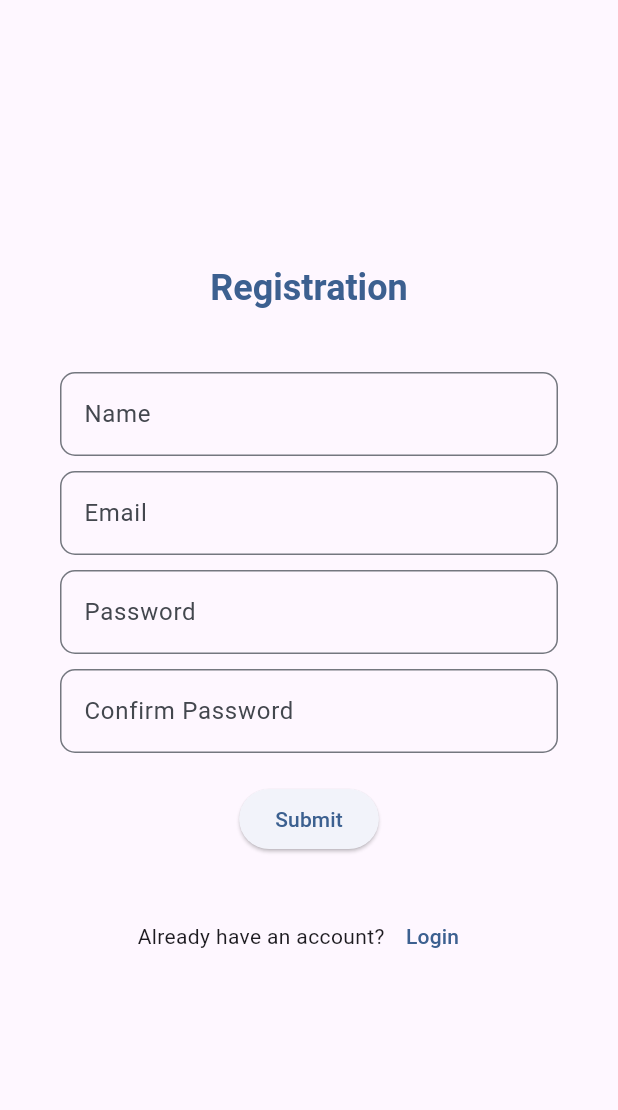
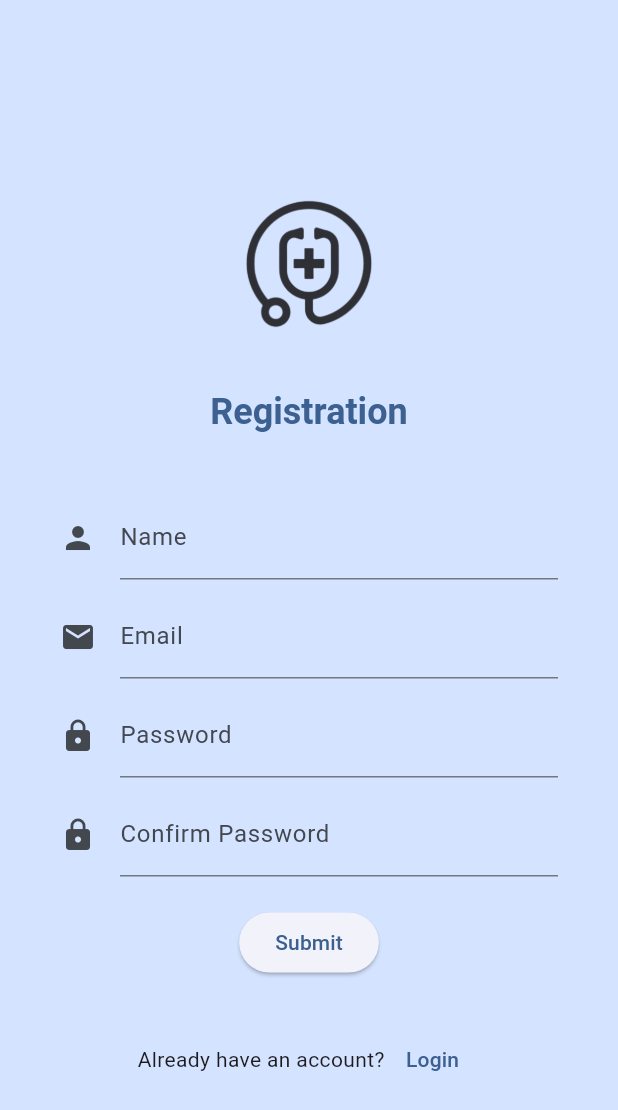
Before and after one commit to DarpanNeve/S-MPLE_2.4.2, a Flutter app: the screen it shows after launch, after a tap on "Register now", on a phone screen of 412 x 824 dp. Shown: the top 1110 px of the screen. Run offline on Flutter 3.47's test engine with Material 3 defaults, Android fonts, the phone set to English and light mode, and no system bars; our stand-ins replace awesome_notifications, bloc, cloud_firestore, equatable, file_picker, firebase_auth and 9 more; missing offline and left inert: flutter_config, videosdk; accounts and stored records are empty; network calls fail.

Commit message:
notification done

```diff
--- a/lib/main.dart
+++ b/lib/main.dart
@@ -1,6 +1,8 @@
+import 'package:awesome_notifications/awesome_notifications.dart';
 import 'package:firebase_core/firebase_core.dart';
 import 'package:flutter/material.dart';
 import 'package:flutter_config/flutter_config.dart';
+import 'package:medi_connect/src/feature/fcm/notification_initialiser.dart';
 import 'package:medi_connect/src/feature/login/auth_service.dart';
 import 'package:medi_connect/src/utils/theme_data.dart';
 import 'firebase_options.dart';
@@ -8,6 +10,7 @@ import 'package:location/location.dart';
 void main() async{
   WidgetsFlutterBinding.ensureInitialized();
   await FlutterConfig.loadEnvVariables();
+  await notification().notificationInitialiser();
   await Firebase.initializeApp(
     options: DefaultFirebaseOptions.currentPlatform,
   );
@@ -38,8 +41,27 @@ void main() async{
   runApp(const MyApp());
 }
 
-class MyApp extends StatelessWidget {
+class MyApp extends StatefulWidget {
   const MyApp({super.key});
+
+  @override
+  State<MyApp> createState() => _MyAppState();
+}
+
+class _MyAppState extends State<MyApp> {
+  @override
+  void initState() {
+    // TODO: implement initState
+    AwesomeNotifications().isNotificationAllowed().then((isAllowed) {
+      if (!isAllowed) {
+        // This is just a basic example. For real apps, you must show some
+        // friendly dialog box before call the request method.
+        // This is very important to not harm the user experience
+        AwesomeNotifications().requestPermissionToSendNotifications();
+      }
+    });
+    super.initState();
+  }
   @override
   Widget build(BuildContext context) {
     return MaterialApp(
--- /dev/null
+++ b/lib/src/feature/fcm/notification_initialiser.dart
@@ -0,0 +1,63 @@
+import 'package:awesome_notifications/awesome_notifications.dart';
+import 'package:flutter/material.dart';
+
+class notification {
+  notificationInitialiser() {
+    AwesomeNotifications().initialize(
+        // set the icon to null if you want to use the default app icon
+        null,
+        [
+          NotificationChannel(
+              channelGroupKey: 'basic_channel_group',
+              channelKey: 'basic_channel',
+              channelName: 'Basic notifications',
+              channelDescription: 'Notification channel for basic tests',
+              defaultColor: Color(0xFF9D50DD),
+              ledColor: Colors.white)
+        ],
+        // Channel groups are only visual and are not required
+        channelGroups: [
+          NotificationChannelGroup(
+              channelGroupKey: 'basic_channel_group',
+              channelGroupName: 'Basic group')
+        ],
+        debug: true);
+  }
+
+  instantNotify() async {
+    await AwesomeNotifications().createNotification(
+        content: NotificationContent(
+      id: 10,
+      channelKey: 'basic_channel',
+      title: 'Medi-Connect',
+      body: 'Welcome to Medi-Connect',
+    ));
+  }
+
+  scheduleNotification(DateTime time) async {
+    bool permissions = await AwesomeNotifications().isNotificationAllowed();
+    if (!permissions) {
+      await AwesomeNotifications().requestPermissionToSendNotifications();
+    }
+    await AwesomeNotifications().createNotification(
+      content: NotificationContent(
+        id: time.day,
+        channelKey: 'basic_channel',
+        title: 'Just in time!',
+        // body: 'This notification was scheduled to shows at ' +
+        //     time.toLocal().toString() +
+        //     time.timeZoneName +
+        //     '(' +
+        //     time.toUtc().toString() +
+        //     ' utc)',
+        body:"It's time for the appointment!",
+        wakeUpScreen: true,
+        category: NotificationCategory.Reminder,
+        notificationLayout: NotificationLayout.BigPicture,
+        payload: {'uuid': 'uuid-test'},
+        autoDismissible: false,
+      ),
+      schedule: NotificationCalendar.fromDate(date: time),
+    );
+  }
+}
--- a/lib/src/feature/login/auth_service.dart
+++ b/lib/src/feature/login/auth_service.dart
@@ -24,7 +24,6 @@ class AuthService {
           //   child:const  HomeScreen(),
           // );
           if (FirebaseAuth.instance.currentUser!.emailVerified) {
-            checkIsAdmin();
             checkIsAdmin();
             return BlocProvider(
               create: (context) => MapBloc()..add(MapLoad()),
--- a/lib/src/feature/video_call/join_screen.dart
+++ b/lib/src/feature/video_call/join_screen.dart
@@ -59,9 +59,6 @@ class _JoinScreenState extends State<JoinScreen> {
   @override
   Widget build(BuildContext context) {
     return Scaffold(
-      appBar: AppBar(
-        title: const Text('VideoSDK QuickStart'),
-      ),
       body: Padding(
         padding: const EdgeInsets.all(12.0),
         child: Column(
--- a/lib/src/screens/appointments/book_appointment.dart
+++ b/lib/src/screens/appointments/book_appointment.dart
@@ -3,6 +3,7 @@ import 'package:firebase_auth/firebase_auth.dart';
 import 'package:flutter/cupertino.dart';
 import 'package:flutter/material.dart';
 import 'package:medi_connect/src/feature/fcm/notification.dart';
+import 'package:medi_connect/src/feature/fcm/notification_initialiser.dart';
 
 import '../../widget/snackbar.dart';
 
@@ -85,7 +86,7 @@ class _BookAppointmentScreenState extends State<BookAppointmentScreen> {
         'timestamp': appointmentTimestamp,
         'uid':FirebaseAuth.instance.currentUser!.uid,
       });
-      await scheduleNotification(combinedDateTime);
+      await notification().scheduleNotification(combinedDateTime);
       setState(() {
         _selectedDate = null;
         _selectedTime = null;
--- a/lib/src/screens/login/login_page.dart
+++ b/lib/src/screens/login/login_page.dart
@@ -1,5 +1,8 @@
+
 import 'package:flutter/material.dart';
+import 'package:medi_connect/src/feature/fcm/notification_initialiser.dart';
 import 'package:medi_connect/src/screens/register/registrations_page.dart';
+
 import '../../feature/login/auth_service.dart';
 
 class LoginPage extends StatefulWidget {
@@ -31,19 +34,32 @@ class _LoginPageState extends State<LoginPage> {
   @override
   Widget build(BuildContext context) {
     return Scaffold(
+      backgroundColor: Theme.of(context).colorScheme.primaryContainer,
       body: Center(
         child: SingleChildScrollView(
           child: Padding(
-            padding: const EdgeInsets.all(20.0),
+            padding: EdgeInsets.all(MediaQuery.of(context).size.width * 0.1),
             child: Column(
               mainAxisAlignment: MainAxisAlignment.center,
               children: [
-                Text(
-                  'LOGIN',
-                  style: Theme.of(context).textTheme.headline5!.copyWith(
-                    color: Theme.of(context).colorScheme.primary,
-                    fontWeight: FontWeight.bold,
-                  ),
+                Image.asset(
+                  'assets/Images/logo-remove-bg.png',
+                  height: MediaQuery.of(context).size.height * 0.2,
+                  color: Theme.of(context).colorScheme.inverseSurface,
+                ),
+                Row(
+                  children: [
+                    Expanded(
+                      child: Text(
+                        'Login for the project',
+                        style:
+                            Theme.of(context).textTheme.headlineSmall!.copyWith(
+                                  color: Theme.of(context).colorScheme.primary,
+                                  fontWeight: FontWeight.bold,
+                                ),
+                      ),
+                    ),
+                  ],
                 ),
                 const SizedBox(height: 20),
                 Form(
@@ -54,9 +70,7 @@ class _LoginPageState extends State<LoginPage> {
                         keyboardType: TextInputType.emailAddress,
                         decoration: InputDecoration(
                           labelText: 'Email',
-                          border: OutlineInputBorder(
-                            borderRadius: BorderRadius.circular(10),
-                          ),
+                          icon: Icon(Icons.email),
                         ),
                         validator: (value) {
                           if (value!.isEmpty) {
@@ -73,10 +87,8 @@ class _LoginPageState extends State<LoginPage> {
                         obscureText: true,
                         keyboardType: TextInputType.visiblePassword,
                         decoration: InputDecoration(
+                          icon: Icon(Icons.lock),
                           labelText: 'Password',
-                          border: OutlineInputBorder(
-                            borderRadius: BorderRadius.circular(10),
-                          ),
                         ),
                         validator: (value) {
                           if (value!.isEmpty) {
@@ -98,8 +110,9 @@ class _LoginPageState extends State<LoginPage> {
                       ),
                       const SizedBox(height: 10),
                       ElevatedButton.icon(
-                        onPressed: () {
-                          AuthService().signInWithGoogle(context);
+                        onPressed: ()async {
+                          // await notification().scheduleNotification(DateTime.now().add(Duration(seconds: 5)));
+                          await AuthService().signInWithGoogle(context);
                         },
                         icon: Image.asset('assets/Images/google.png'),
                         label: Text(
--- a/lib/src/screens/register/registrations_page.dart
+++ b/lib/src/screens/register/registrations_page.dart
@@ -38,6 +38,7 @@ class _RegistrationsPageState extends State<RegistrationsPage> {
   @override
   Widget build(BuildContext context) {
     return Scaffold(
+      backgroundColor: Theme.of(context).colorScheme.primaryContainer,
       body: Center(
         child: SingleChildScrollView(
           child: Padding(
@@ -45,9 +46,11 @@ class _RegistrationsPageState extends State<RegistrationsPage> {
             child: Column(
               crossAxisAlignment: CrossAxisAlignment.center,
               children: [
+                Image.asset('assets/Images/logo-remove-bg.png',height: MediaQuery.of(context).size.height*0.2,
+                  color: Theme.of(context).colorScheme.inverseSurface,),
                 Text(
                   'Registration',
-                  style: Theme.of(context).textTheme.headline5!.copyWith(
+                  style: Theme.of(context).textTheme.headlineSmall!.copyWith(
                     color: Theme.of(context).colorScheme.primary,
                     fontWeight: FontWeight.bold,
                   ),
@@ -62,9 +65,7 @@ class _RegistrationsPageState extends State<RegistrationsPage> {
                         TextFormField(
                           decoration: InputDecoration(
                             labelText: 'Name',
-                            border: OutlineInputBorder(
-                              borderRadius: BorderRadius.circular(10),
-                            ),
+                            icon: const Icon(Icons.person),
                           ),
                           validator: (value) {
                             if (value!.isEmpty) {
@@ -80,9 +81,7 @@ class _RegistrationsPageState extends State<RegistrationsPage> {
                         TextFormField(
                           decoration: InputDecoration(
                             labelText: 'Email',
-                            border: OutlineInputBorder(
-                              borderRadius: BorderRadius.circular(10),
-                            ),
+                            icon: const Icon(Icons.email),
                           ),
                           onSaved: (value) {
                             _email = value!;
@@ -99,9 +98,7 @@ class _RegistrationsPageState extends State<RegistrationsPage> {
                           obscureText: true,
                           decoration: InputDecoration(
                             labelText: 'Password',
-                            border: OutlineInputBorder(
-                              borderRadius: BorderRadius.circular(10),
-                            ),
+                            icon: const Icon(Icons.lock),
                           ),
                           validator: (value) {
                             if (value!.isEmpty) {
@@ -118,9 +115,7 @@ class _RegistrationsPageState extends State<RegistrationsPage> {
                           obscureText: true,
                           decoration: InputDecoration(
                             labelText: 'Confirm Password',
-                            border: OutlineInputBorder(
-                              borderRadius: BorderRadius.circular(10),
-                            ),
+                            icon: const Icon(Icons.lock),
                           ),
                           validator: (value) {
                             if (value!.isEmpty) {
--- a/pubspec.yaml
+++ b/pubspec.yaml
@@ -55,14 +55,12 @@ dependencies:
   equatable: ^2.0.5
   flutter_launcher_icons: ^0.13.1
   http: ^1.2.0
-  dio: ^4.0.6
   flutter_pdfview: ^1.2.2
   path_provider: ^2.0.10
   firebase_database: ^10.4.5
   flutter_map: ^6.1.0
   url_launcher: ^6.2.4
   videosdk: ^1.1.7
-  firebase_messaging: ^14.7.15
   awesome_notifications: ^0.9.2
 
 
```
Also changed, not shown: lib/src/feature/fcm/notification.dart (+1 -22 lines), lib/src/feature/video_call/meeting_screen.dart (+4 -7 lines), lib/src/screens/appointments/appointment_screen.dart (+1 -6 lines), assets/Images/logo-remove-bg.png (renamed from assets/Images/logo-removebg.png), pubspec.lock, 3 other files.
